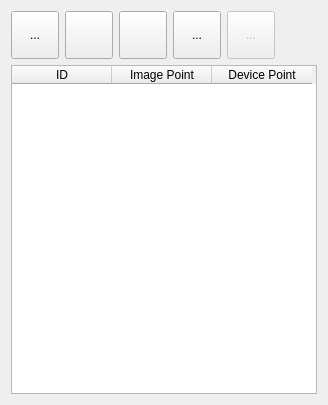
The window that Libs/SurgeryNavigation/stkFiducialMarkerRegistrationWidget.ui (zpphigh/STK) describes before a commit, drawn with Qt 5.
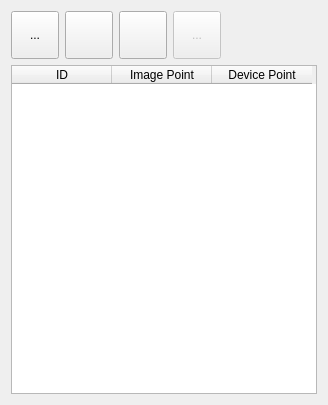
The same window after the commit. Icons and pictures are not drawn.

Commit message: completely move Tracker logic outside of stkFiducialMarkerRegistrationWidget

What changed in the file:
```diff
--- a/Libs/SurgeryNavigation/stkFiducialMarkerRegistrationWidget.ui
+++ b/Libs/SurgeryNavigation/stkFiducialMarkerRegistrationWidget.ui
@@ -107,39 +107,6 @@
        </property>
       </widget>
      </item>
-     <item>
-      <widget class="QToolButton" name="StartTrackingToolButton">
-       <property name="minimumSize">
-        <size>
-         <width>48</width>
-         <height>48</height>
-        </size>
-       </property>
-       <property name="maximumSize">
-        <size>
-         <width>48</width>
-         <height>48</height>
-        </size>
-       </property>
-       <property name="text">
-        <string>...</string>
-       </property>
-       <property name="icon">
-        <iconset resource="Resources/stkSurgeryNavigation.qrc">
-         <normaloff>:/Icons/StartTracker.png</normaloff>
-         <normalon>:/Icons/StopTracker.png</normalon>:/Icons/StartTracker.png</iconset>
-       </property>
-       <property name="iconSize">
-        <size>
-         <width>48</width>
-         <height>48</height>
-        </size>
-       </property>
-       <property name="checkable">
-        <bool>true</bool>
-       </property>
-      </widget>
-     </item>
      <item>
       <widget class="QToolButton" name="CalibrationToolButton">
        <property name="enabled">
```
The commit also changes 2 other files.
